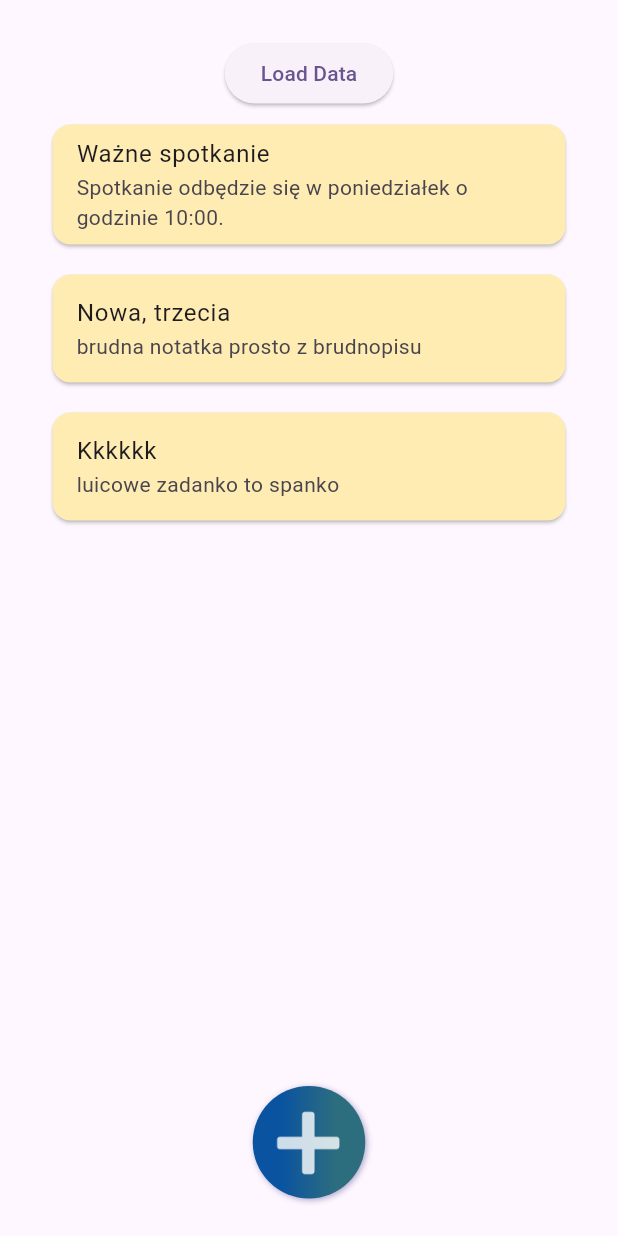
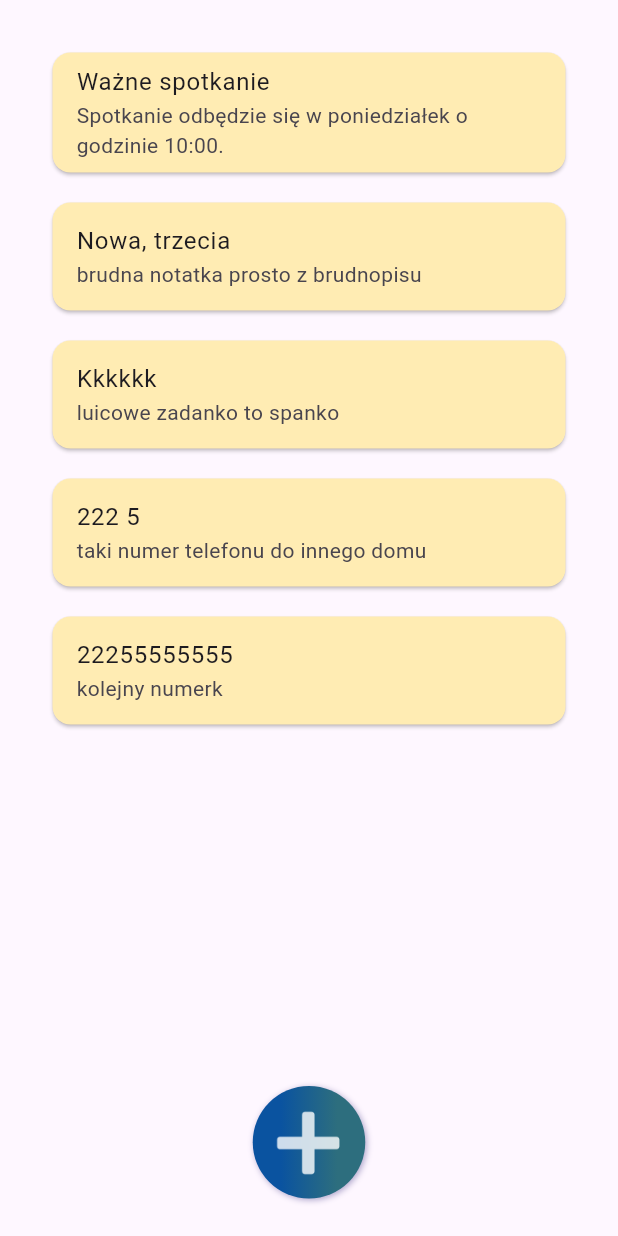
Before and after one commit to majaszturmaj/to_do_flutter_app, a Flutter app: the screen it shows after launch, on a phone screen of 412 x 824 dp. Run offline on Flutter 3.47's test engine with Material 2 defaults, Android fonts, the phone set to English and light mode, and no system bars.

Commit message:
Remove Load Data button

```diff
--- a/lib/assets/notes.json
+++ b/lib/assets/notes.json
@@ -1 +1 @@
-[{"title":"Ważne spotkanie","text":"Spotkanie odbędzie się w poniedziałek o godzinie 10:00."},{"title":"Nowa, trzecia","text":"brudna notatka prosto z brudnopisu"},{"title":"Kkkkkk","text":"luicowe zadanko to spanko"}]
+[{"title":"Ważne spotkanie","text":"Spotkanie odbędzie się w poniedziałek o godzinie 10:00."},{"title":"Nowa, trzecia","text":"brudna notatka prosto z brudnopisu"},{"title":"Kkkkkk","text":"luicowe zadanko to spanko"},{"title":"222 5","text":"taki numer telefonu do innego domu"},{"title":"22255555555","text":"kolejny numerk"}]
--- a/lib/widgets/NoteListWidget.dart
+++ b/lib/widgets/NoteListWidget.dart
@@ -79,10 +79,6 @@ class _NoteListWidgetState extends State<NoteListWidget> {
         padding: const EdgeInsets.all(25),
         child: Column(
           children: [
-            ElevatedButton(
-              onPressed: readJson,
-              child: const Text('Load Data'),
-            ),
             if (isAddingNote)
               Container(
                 margin: const EdgeInsets.symmetric(vertical: 10),
```
